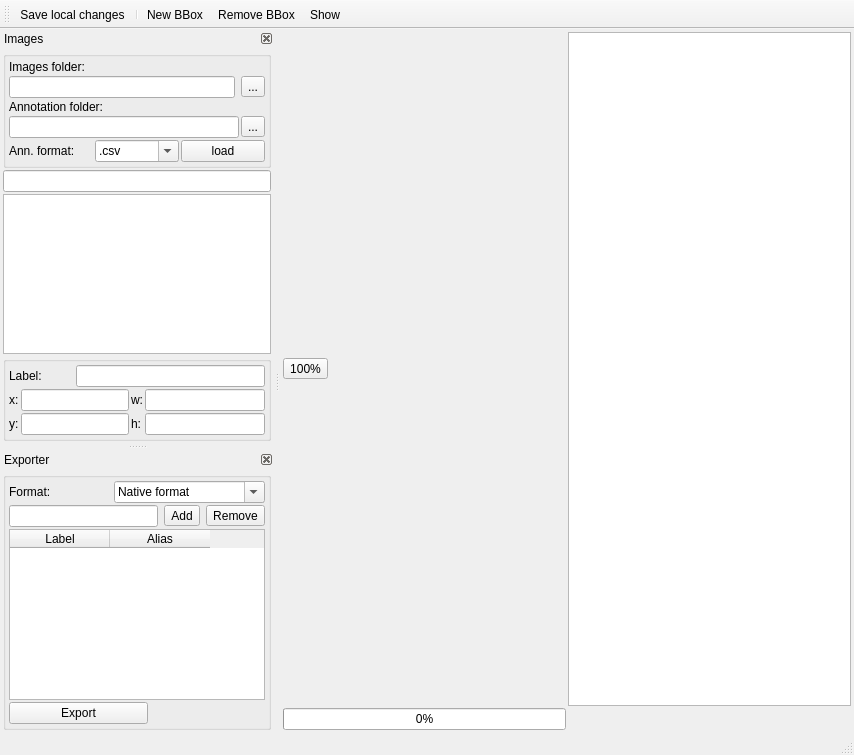
The window that src/mainwindow.ui (otre99/TaggerTool) describes before a commit, drawn with Qt 5.
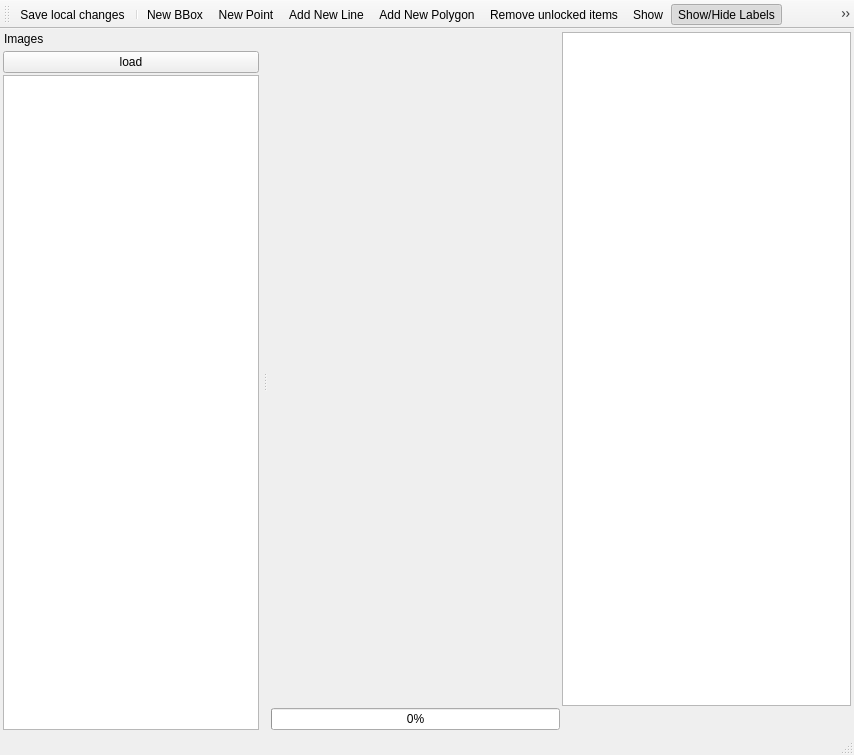
The same window after the commit. Icons and pictures are not drawn. Custom widgets are drawn as their Qt base class.

```diff
--- a/src/mainwindow.ui
+++ b/src/mainwindow.ui
@@ -30,31 +30,20 @@
     <property name="spacing">
      <number>2</number>
     </property>
-    <item row="0" column="0">
-     <widget class="QToolButton" name="toolButtonZoom100">
-      <property name="text">
-       <string>100%</string>
-      </property>
-      <property name="icon">
-       <iconset>
-        <normaloff>:/icons/icons/zoom-fit-best.svg</normaloff>:/icons/icons/zoom-fit-best.svg</iconset>
-      </property>
-     </widget>
-    </item>
-    <item row="1" column="0">
-     <widget class="QProgressBar" name="progressBar">
-      <property name="value">
-       <number>0</number>
-      </property>
-     </widget>
-    </item>
-    <item row="0" column="1">
+    <item row="0" column="2">
      <widget class="GraphicsView" name="bboxEditor">
       <property name="tabletTracking">
        <bool>true</bool>
       </property>
      </widget>
     </item>
+    <item row="1" column="1">
+     <widget class="QProgressBar" name="progressBar">
+      <property name="value">
+       <number>0</number>
+      </property>
+     </widget>
+    </item>
    </layout>
   </widget>
   <widget class="QMenuBar" name="menuBar">
@@ -70,8 +59,8 @@
   <widget class="QToolBar" name="mainToolBar">
    <property name="iconSize">
     <size>
-     <width>24</width>
-     <height>24</height>
+     <width>32</width>
+     <height>32</height>
     </size>
    </property>
    <property name="floatable">
@@ -86,8 +75,16 @@
    <addaction name="saveLocalChanges"/>
    <addaction name="separator"/>
    <addaction name="addNewBbox"/>
+   <addaction name="actionNew_Point"/>
+   <addaction name="actionAdd_New_Line"/>
+   <addaction name="actionAdd_New_Polygon"/>
    <addaction name="removeBbox"/>
    <addaction name="actionShowBboxes"/>
+   <addaction name="actionShow_Hide_Labels"/>
+   <addaction name="actionzoom100"/>
+   <addaction name="separator"/>
+   <addaction name="actionPrevious"/>
+   <addaction name="actionNext"/>
   </widget>
   <widget class="QStatusBar" name="statusBar"/>
   <widget class="QDockWidget" name="tool_panel1_">
@@ -98,7 +95,7 @@
     <bool>false</bool>
    </property>
    <property name="features">
-    <set>QDockWidget::DockWidgetClosable</set>
+    <set>QDockWidget::NoDockWidgetFeatures</set>
    </property>
    <property name="allowedAreas">
     <set>Qt::LeftDockWidgetArea</set>
@@ -110,10 +107,7 @@
     <number>1</number>
    </attribute>
    <widget class="QWidget" name="dockWidgetContents">
-    <layout class="QVBoxLayout" name="verticalLayout_3">
-     <property name="spacing">
-      <number>2</number>
-     </property>
+    <layout class="QGridLayout" name="gridLayout_2">
      <property name="leftMargin">
       <number>3</number>
      </property>
@@ -126,118 +120,10 @@
      <property name="bottomMargin">
       <number>3</number>
      </property>
-     <item>
-      <widget class="QGroupBox" name="groupBox_5">
-       <property name="title">
-        <string/>
-       </property>
-       <layout class="QGridLayout" name="gridLayout_3">
-        <property name="leftMargin">
-         <number>3</number>
-        </property>
-        <property name="topMargin">
-         <number>3</number>
-        </property>
-        <property name="rightMargin">
-         <number>3</number>
-        </property>
-        <property name="bottomMargin">
-         <number>3</number>
-        </property>
-        <property name="spacing">
-         <number>2</number>
-        </property>
-        <item row="0" column="0" colspan="2">
-         <widget class="QLabel" name="label_11">
-          <property name="text">
-           <string>Images folder:</string>
-          </property>
-         </widget>
-        </item>
-        <item row="1" column="0" colspan="3">
-         <layout class="QHBoxLayout" name="horizontalLayout_4">
-          <item>
-           <widget class="QLineEdit" name="leInputImageFolder">
-            <property name="readOnly">
-             <bool>true</bool>
-            </property>
-           </widget>
-          </item>
-          <item>
-           <widget class="QToolButton" name="tbLoadImageFolder">
-            <property name="text">
-             <string>...</string>
-            </property>
-           </widget>
-          </item>
-         </layout>
-        </item>
-        <item row="2" column="0" colspan="2">
-         <widget class="QLabel" name="label_13">
-          <property name="text">
-           <string>Annotation folder:</string>
-          </property>
-         </widget>
-        </item>
-        <item row="3" column="0" colspan="3">
-         <layout class="QHBoxLayout" name="horizontalLayout_5">
-          <property name="spacing">
-           <number>2</number>
-          </property>
-          <item>
-           <widget class="QLineEdit" name="leInputAnnFolder">
-            <property name="readOnly">
-             <bool>true</bool>
-            </property>
-           </widget>
-          </item>
-          <item>
-           <widget class="QToolButton" name="tbLoadAnnFolder">
-            <property name="text">
-             <string>...</string>
-            </property>
-           </widget>
-          </item>
-         </layout>
-        </item>
-        <item row="4" column="0">
-         <widget class="QLabel" name="label_14">
-          <property name="text">
-           <string>Ann. format:</string>
-          </property>
-         </widget>
-        </item>
-        <item row="4" column="1">
-         <widget class="QComboBox" name="cbboxAnnFormat">
-          <property name="editable">
-           <bool>true</bool>
-          </property>
-          <item>
-           <property name="text">
-            <string>.csv</string>
-           </property>
-          </item>
-          <item>
-           <property name="text">
-            <string>.xml</string>
-           </property>
-          </item>
-         </widget>
-        </item>
-        <item row="4" column="2">
-         <widget class="QPushButton" name="pbLoadImgAnn">
-          <property name="text">
-           <string>load</string>
-          </property>
-         </widget>
-        </item>
-       </layout>
-      </widget>
-     </item>
-     <item>
-      <widget class="QLineEdit" name="lineEditImgFilter"/>
-     </item>
-     <item>
+     <property name="spacing">
+      <number>2</number>
+     </property>
+     <item row="1" column="0" colspan="2">
       <widget class="QListView" name="listViewImgNames">
        <property name="editTriggers">
         <set>QAbstractItemView::NoEditTriggers</set>
@@ -256,215 +142,11 @@
        </property>
       </widget>
      </item>
-     <item>
-      <widget class="QGroupBox" name="groupBox_2">
-       <property name="title">
-        <string/>
+     <item row="0" column="0" colspan="2">
+      <widget class="QPushButton" name="pbLoadImgAnn">
+       <property name="text">
+        <string>load</string>
        </property>
-       <layout class="QGridLayout" name="gridLayout_2">
-        <property name="leftMargin">
-         <number>3</number>
-        </property>
-        <property name="topMargin">
-         <number>3</number>
-        </property>
-        <property name="rightMargin">
-         <number>3</number>
-        </property>
-        <property name="bottomMargin">
-         <number>3</number>
-        </property>
-        <property name="spacing">
-         <number>2</number>
-        </property>
-        <item row="3" column="1" colspan="2">
-         <widget class="QLineEdit" name="lineEditBboxX"/>
-        </item>
-        <item row="4" column="1" colspan="2">
-         <widget class="QLineEdit" name="lineEditBboxY"/>
-        </item>
-        <item row="3" column="0">
-         <widget class="QLabel" name="label_2">
-          <property name="text">
-           <string>x:</string>
-          </property>
-         </widget>
-        </item>
-        <item row="4" column="0">
-         <widget class="QLabel" name="label_3">
-          <property name="text">
-           <string>y:</string>
-          </property>
-         </widget>
-        </item>
-        <item row="3" column="4">
-         <widget class="QLineEdit" name="lineEditBboxW"/>
-        </item>
-        <item row="4" column="4">
-         <widget class="QLineEdit" name="lineEditBboxH"/>
-        </item>
-        <item row="3" column="3">
-         <widget class="QLabel" name="label_4">
-          <property name="text">
-           <string>w:</string>
-          </property>
-         </widget>
-        </item>
-        <item row="0" column="2" colspan="3">
-         <widget class="QLineEdit" name="lineEditBboxLabel"/>
-        </item>
-        <item row="4" column="3">
-         <widget class="QLabel" name="label_5">
-          <property name="text">
-           <string>h:</string>
-          </property>
-         </widget>
-        </item>
-        <item row="0" column="0" colspan="2">
-         <widget class="QLabel" name="label">
-          <property name="text">
-           <string>Label:</string>
-          </property>
-         </widget>
-        </item>
-       </layout>
-      </widget>
-     </item>
-    </layout>
-   </widget>
-  </widget>
-  <widget class="QDockWidget" name="toolPanel2">
-   <property name="accessibleName">
-    <string/>
-   </property>
-   <property name="features">
-    <set>QDockWidget::DockWidgetClosable</set>
-   </property>
-   <property name="windowTitle">
-    <string>Exporter</string>
-   </property>
-   <attribute name="dockWidgetArea">
-    <number>1</number>
-   </attribute>
-   <widget class="QWidget" name="dockWidgetContents_10">
-    <layout class="QVBoxLayout" name="verticalLayout_2">
-     <property name="spacing">
-      <number>2</number>
-     </property>
-     <property name="leftMargin">
-      <number>3</number>
-     </property>
-     <property name="topMargin">
-      <number>3</number>
-     </property>
-     <property name="rightMargin">
-      <number>3</number>
-     </property>
-     <property name="bottomMargin">
-      <number>3</number>
-     </property>
-     <item>
-      <widget class="QGroupBox" name="groupBox_4">
-       <property name="title">
-        <string/>
-       </property>
-       <layout class="QGridLayout" name="gridLayout_4">
-        <property name="leftMargin">
-         <number>3</number>
-        </property>
-        <property name="topMargin">
-         <number>3</number>
-        </property>
-        <property name="rightMargin">
-         <number>3</number>
-        </property>
-        <property name="bottomMargin">
-         <number>3</number>
-        </property>
-        <property name="spacing">
-         <number>2</number>
-        </property>
-        <item row="0" column="1">
-         <widget class="QComboBox" name="comboBoxLineFormat">
-          <property name="editable">
-           <bool>true</bool>
-          </property>
-          <item>
-           <property name="text">
-            <string>Native format</string>
-           </property>
-          </item>
-          <item>
-           <property name="text">
-            <string>XML (VOC like format)</string>
-           </property>
-          </item>
-          <item>
-           <property name="text">
-            <string>Single file</string>
-           </property>
-          </item>
-         </widget>
-        </item>
-        <item row="1" column="0" colspan="2">
-         <layout class="QHBoxLayout" name="horizontalLayout_3">
-          <item>
-           <widget class="QLineEdit" name="leLabelToAdd"/>
-          </item>
-          <item>
-           <widget class="QToolButton" name="addLabelToFilterList">
-            <property name="text">
-             <string>Add</string>
-            </property>
-           </widget>
-          </item>
-          <item>
-           <widget class="QToolButton" name="removeLabelToFilterList">
-            <property name="text">
-             <string>Remove</string>
-            </property>
-           </widget>
-          </item>
-         </layout>
-        </item>
-        <item row="0" column="0">
-         <widget class="QLabel" name="label_9">
-          <property name="text">
-           <string>Format:</string>
-          </property>
-         </widget>
-        </item>
-        <item row="2" column="0" colspan="2">
-         <widget class="QTableWidget" name="tableFilterList">
-          <property name="selectionBehavior">
-           <enum>QAbstractItemView::SelectRows</enum>
-          </property>
-          <column>
-           <property name="text">
-            <string>Label</string>
-           </property>
-          </column>
-          <column>
-           <property name="text">
-            <string>Alias</string>
-           </property>
-          </column>
-         </widget>
-        </item>
-        <item row="4" column="0" colspan="2">
-         <widget class="QPushButton" name="pbExport">
-          <property name="maximumSize">
-           <size>
-            <width>139</width>
-            <height>16777215</height>
-           </size>
-          </property>
-          <property name="text">
-           <string>Export</string>
-          </property>
-         </widget>
-        </item>
-       </layout>
       </widget>
      </item>
     </layout>
@@ -501,7 +183,7 @@
      <normaloff>:/icons/icons/edit-delete.svg</normaloff>:/icons/icons/edit-delete.svg</iconset>
    </property>
    <property name="text">
-    <string>Remove BBox</string>
+    <string>Remove unlocked items</string>
    </property>
    <property name="shortcut">
     <string>X</string>
@@ -519,6 +201,99 @@
     <string>H</string>
    </property>
   </action>
+  <action name="actionShow_Hide_Labels">
+   <property name="checkable">
+    <bool>true</bool>
+   </property>
+   <property name="checked">
+    <bool>true</bool>
+   </property>
+   <property name="icon">
+    <iconset resource="resource.qrc">
+     <normaloff>:/icons/icons/show_hide_labels.svg</normaloff>:/icons/icons/show_hide_labels.svg</iconset>
+   </property>
+   <property name="text">
+    <string>Show/Hide Labels</string>
+   </property>
+  </action>
+  <action name="actionNew_Point">
+   <property name="icon">
+    <iconset resource="resource.qrc">
+     <normaloff>:/icons/icons/point-center.svg</normaloff>:/icons/icons/point-center.svg</iconset>
+   </property>
+   <property name="text">
+    <string>New Point</string>
+   </property>
+   <property name="shortcut">
+    <string>Z</string>
+   </property>
+  </action>
+  <action name="actionAdd_New_Line">
+   <property name="icon">
+    <iconset resource="resource.qrc">
+     <normaloff>:/icons/icons/draw-line.svg</normaloff>:/icons/icons/draw-line.svg</iconset>
+   </property>
+   <property name="text">
+    <string>Add New Line</string>
+   </property>
+   <property name="shortcut">
+    <string>Q</string>
+   </property>
+  </action>
+  <action name="actionNext">
+   <property name="enabled">
+    <bool>false</bool>
+   </property>
+   <property name="icon">
+    <iconset resource="resource.qrc">
+     <normaloff>:/icons/icons/go-next-symbolic.svg</normaloff>:/icons/icons/go-next-symbolic.svg</iconset>
+   </property>
+   <property name="text">
+    <string>Next</string>
+   </property>
+   <property name="shortcut">
+    <string>Right</string>
+   </property>
+  </action>
+  <action name="actionPrevious">
+   <property name="enabled">
+    <bool>false</bool>
+   </property>
+   <property name="icon">
+    <iconset resource="resource.qrc">
+     <normaloff>:/icons/icons/go-next-symbolic-rtl.svg</normaloff>:/icons/icons/go-next-symbolic-rtl.svg</iconset>
+   </property>
+   <property name="text">
+    <string>Previous</string>
+   </property>
+   <property name="shortcut">
+    <string>Left</string>
+   </property>
+  </action>
+  <action name="actionAdd_New_Polygon">
+   <property name="icon">
+    <iconset resource="resource.qrc">
+     <normaloff>:/icons/icons/draw-polygon.svg</normaloff>:/icons/icons/draw-polygon.svg</iconset>
+   </property>
+   <property name="text">
+    <string>Add New Polygon</string>
+   </property>
+   <property name="shortcut">
+    <string>W</string>
+   </property>
+  </action>
+  <action name="actionzoom100">
+   <property name="icon">
+    <iconset resource="resource.qrc">
+     <normaloff>:/icons/icons/fit100.svg</normaloff>:/icons/icons/fit100.svg</iconset>
+   </property>
+   <property name="text">
+    <string>zoom100</string>
+   </property>
+   <property name="toolTip">
+    <string>Zoom 100%</string>
+   </property>
+  </action>
  </widget>
  <layoutdefault spacing="6" margin="11"/>
  <customwidgets>
```
Left out of the diff: 24 changed lines with no effect on the pictures.
